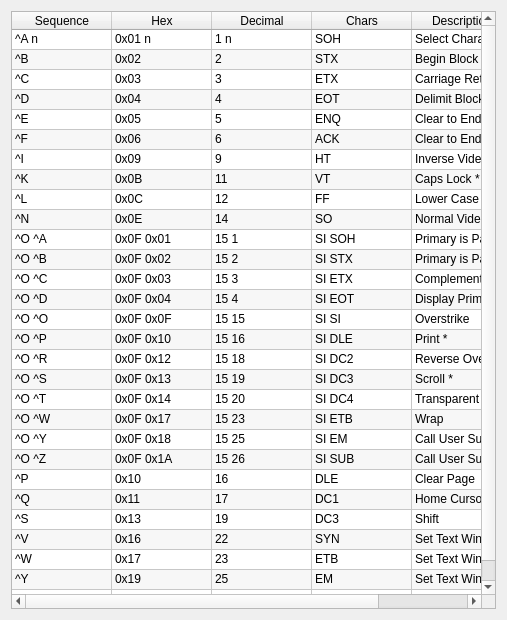
The window that src/ui/widgets/hrcgcontrolsinfo.ui (markdavidlong/AppleSAWS) describes before a commit, drawn with Qt 5.
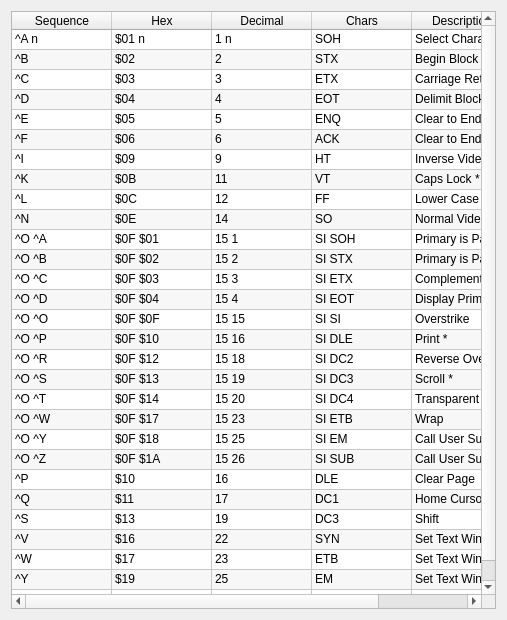
The same window after the commit.

```diff
--- a/src/ui/widgets/hrcgcontrolsinfo.ui
+++ b/src/ui/widgets/hrcgcontrolsinfo.ui
@@ -220,7 +220,7 @@
      </item>
      <item row="0" column="1">
       <property name="text">
-       <string>0x01 n</string>
+       <string>$01 n</string>
       </property>
      </item>
      <item row="0" column="2">
@@ -245,7 +245,7 @@
      </item>
      <item row="1" column="1">
       <property name="text">
-       <string>0x02</string>
+       <string>$02</string>
       </property>
      </item>
      <item row="1" column="2">
@@ -270,7 +270,7 @@
      </item>
      <item row="2" column="1">
       <property name="text">
-       <string>0x03</string>
+       <string>$03</string>
       </property>
      </item>
      <item row="2" column="2">
@@ -295,7 +295,7 @@
      </item>
      <item row="3" column="1">
       <property name="text">
-       <string>0x04</string>
+       <string>$04</string>
       </property>
      </item>
      <item row="3" column="2">
@@ -320,7 +320,7 @@
      </item>
      <item row="4" column="1">
       <property name="text">
-       <string>0x05</string>
+       <string>$05</string>
       </property>
      </item>
      <item row="4" column="2">
@@ -345,7 +345,7 @@
      </item>
      <item row="5" column="1">
       <property name="text">
-       <string>0x06</string>
+       <string>$06</string>
       </property>
      </item>
      <item row="5" column="2">
@@ -370,7 +370,7 @@
      </item>
      <item row="6" column="1">
       <property name="text">
-       <string>0x09</string>
+       <string>$09</string>
       </property>
      </item>
      <item row="6" column="2">
@@ -395,7 +395,7 @@
      </item>
      <item row="7" column="1">
       <property name="text">
-       <string>0x0B</string>
+       <string>$0B</string>
       </property>
      </item>
      <item row="7" column="2">
@@ -420,7 +420,7 @@
      </item>
      <item row="8" column="1">
       <property name="text">
-       <string>0x0C</string>
+       <string>$0C</string>
       </property>
      </item>
      <item row="8" column="2">
@@ -445,7 +445,7 @@
      </item>
      <item row="9" column="1">
       <property name="text">
-       <string>0x0E</string>
+       <string>$0E</string>
       </property>
      </item>
      <item row="9" column="2">
@@ -470,7 +470,7 @@
      </item>
      <item row="10" column="1">
       <property name="text">
-       <string>0x0F 0x01</string>
+       <string>$0F $01</string>
       </property>
      </item>
      <item row="10" column="2">
@@ -495,7 +495,7 @@
      </item>
      <item row="11" column="1">
       <property name="text">
-       <string>0x0F 0x02</string>
+       <string>$0F $02</string>
       </property>
      </item>
      <item row="11" column="2">
@@ -520,7 +520,7 @@
      </item>
      <item row="12" column="1">
       <property name="text">
-       <string>0x0F 0x03</string>
+       <string>$0F $03</string>
       </property>
      </item>
      <item row="12" column="2">
@@ -545,7 +545,7 @@
      </item>
      <item row="13" column="1">
       <property name="text">
-       <string>0x0F 0x04</string>
+       <string>$0F $04</string>
       </property>
      </item>
      <item row="13" column="2">
@@ -570,7 +570,7 @@
      </item>
      <item row="14" column="1">
       <property name="text">
-       <string>0x0F 0x0F</string>
+       <string>$0F $0F</string>
       </property>
      </item>
      <item row="14" column="2">
@@ -595,7 +595,7 @@
      </item>
      <item row="15" column="1">
       <property name="text">
-       <string>0x0F 0x10</string>
+       <string>$0F $10</string>
       </property>
      </item>
      <item row="15" column="2">
@@ -620,7 +620,7 @@
      </item>
      <item row="16" column="1">
       <property name="text">
-       <string>0x0F 0x12</string>
+       <string>$0F $12</string>
       </property>
      </item>
      <item row="16" column="2">
@@ -645,7 +645,7 @@
      </item>
      <item row="17" column="1">
       <property name="text">
-       <string>0x0F 0x13</string>
+       <string>$0F $13</string>
       </property>
      </item>
      <item row="17" column="2">
@@ -670,7 +670,7 @@
      </item>
      <item row="18" column="1">
       <property name="text">
-       <string>0x0F 0x14</string>
+       <string>$0F $14</string>
       </property>
      </item>
      <item row="18" column="2">
@@ -695,7 +695,7 @@
      </item>
      <item row="19" column="1">
       <property name="text">
-       <string>0x0F 0x17</string>
+       <string>$0F $17</string>
       </property>
      </item>
      <item row="19" column="2">
@@ -720,7 +720,7 @@
      </item>
      <item row="20" column="1">
       <property name="text">
-       <string>0x0F 0x18</string>
+       <string>$0F $18</string>
       </property>
      </item>
      <item row="20" column="2">
@@ -735,7 +735,7 @@
      </item>
      <item row="20" column="4">
       <property name="text">
-       <string>Call User Sub A</string>
+       <string>Call User Sub A (@ RLOAD + $0A/0B)</string>
       </property>
      </item>
      <item row="21" column="0">
@@ -745,7 +745,7 @@
      </item>
      <item row="21" column="1">
       <property name="text">
-       <string>0x0F 0x1A</string>
+       <string>$0F $1A</string>
       </property>
      </item>
      <item row="21" column="2">
@@ -760,7 +760,7 @@
      </item>
      <item row="21" column="4">
       <property name="text">
-       <string>Call User Sub B</string>
+       <string>Call User Sub B (@ RLOAD +  $0D/0E)</string>
       </property>
      </item>
      <item row="22" column="0">
@@ -770,7 +770,7 @@
      </item>
      <item row="22" column="1">
       <property name="text">
-       <string>0x10</string>
+       <string>$10</string>
       </property>
      </item>
      <item row="22" column="2">
@@ -795,7 +795,7 @@
      </item>
      <item row="23" column="1">
       <property name="text">
-       <string>0x11</string>
+       <string>$11</string>
       </property>
      </item>
      <item row="23" column="2">
@@ -820,7 +820,7 @@
      </item>
      <item row="24" column="1">
       <property name="text">
-       <string>0x13</string>
+       <string>$13</string>
       </property>
      </item>
      <item row="24" column="2">
@@ -845,7 +845,7 @@
      </item>
      <item row="25" column="1">
       <property name="text">
-       <string>0x16</string>
+       <string>$16</string>
       </property>
      </item>
      <item row="25" column="2">
@@ -870,7 +870,7 @@
      </item>
      <item row="26" column="1">
       <property name="text">
-       <string>0x17</string>
+       <string>$17</string>
       </property>
      </item>
      <item row="26" column="2">
@@ -895,7 +895,7 @@
      </item>
      <item row="27" column="1">
       <property name="text">
-       <string>0x19</string>
+       <string>$19</string>
       </property>
      </item>
      <item row="27" column="2">
@@ -920,7 +920,7 @@
      </item>
      <item row="28" column="1">
       <property name="text">
-       <string>0x1A</string>
+       <string>$1A</string>
       </property>
      </item>
      <item row="28" column="2">
```
